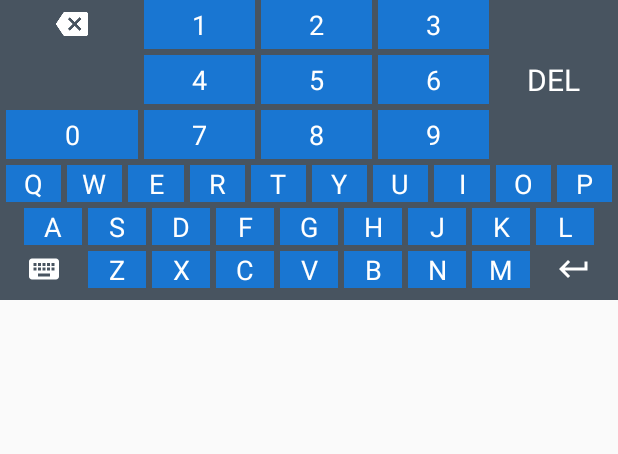
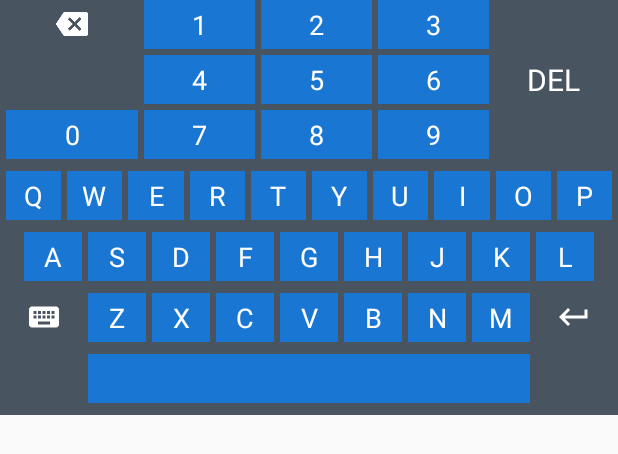
Before and after one commit to cvdigitalcreative/DataMatelKita, an Android app: the layout customkeyboard2.xml on its own in the app's theme, with its tools: preview values and no code run, on a phone screen of 412 x 824 dp. Shown: the top 454 px of the screen. Run offline under Robolectric (Android 15) with nearby library versions, the phone set to English and light mode, and no system bars.

Commit message:
Add spacebar on keyboard 2

```diff
--- a/app/src/main/res/layout/customkeyboard2.xml
+++ b/app/src/main/res/layout/customkeyboard2.xml
@@ -290,9 +290,10 @@
         android:layout_width="0dp"
         android:layout_height="wrap_content"
         android:layout_marginStart="4dp"
-        android:layout_marginTop="4dp"
+        android:layout_marginTop="8dp"
         android:background="@color/bgKeyboardBlue"
         android:orientation="vertical"
+        android:padding="@dimen/padding_vertical"
         app:layout_constraintEnd_toStartOf="@+id/btn_w"
         app:layout_constraintHorizontal_weight="1"
         app:layout_constraintStart_toStartOf="parent"
@@ -312,13 +313,13 @@
         android:layout_width="0dp"
         android:layout_height="wrap_content"
         android:layout_marginStart="4dp"
-        android:layout_marginTop="4dp"
         android:background="@color/bgKeyboardBlue"
         android:orientation="vertical"
+        android:padding="@dimen/padding_vertical"
         app:layout_constraintEnd_toStartOf="@+id/btn_e"
         app:layout_constraintHorizontal_weight="1"
         app:layout_constraintStart_toEndOf="@id/btn_q"
-        app:layout_constraintTop_toBottomOf="@id/btn_0">
+        app:layout_constraintTop_toTopOf="@+id/btn_q">
 
         <TextView
             android:layout_width="match_parent"
@@ -334,13 +335,13 @@
         android:layout_width="0dp"
         android:layout_height="wrap_content"
         android:layout_marginStart="4dp"
-        android:layout_marginTop="4dp"
         android:background="@color/bgKeyboardBlue"
         android:orientation="vertical"
+        android:padding="@dimen/padding_vertical"
         app:layout_constraintEnd_toStartOf="@+id/btn_r"
         app:layout_constraintHorizontal_weight="1"
         app:layout_constraintStart_toEndOf="@id/btn_w"
-        app:layout_constraintTop_toBottomOf="@id/btn_0">
+        app:layout_constraintTop_toTopOf="@+id/btn_q">
 
         <TextView
             android:layout_width="match_parent"
@@ -356,13 +357,13 @@
         android:layout_width="0dp"
         android:layout_height="wrap_content"
         android:layout_marginStart="4dp"
-        android:layout_marginTop="4dp"
         android:background="@color/bgKeyboardBlue"
         android:orientation="vertical"
+        android:padding="@dimen/padding_vertical"
         app:layout_constraintEnd_toStartOf="@+id/btn_t"
         app:layout_constraintHorizontal_weight="1"
         app:layout_constraintStart_toEndOf="@id/btn_e"
-        app:layout_constraintTop_toBottomOf="@id/btn_0">
+        app:layout_constraintTop_toTopOf="@+id/btn_q">
 
         <TextView
             android:layout_width="match_parent"
@@ -378,13 +379,13 @@
         android:layout_width="0dp"
         android:layout_height="wrap_content"
         android:layout_marginStart="4dp"
-        android:layout_marginTop="4dp"
         android:background="@color/bgKeyboardBlue"
         android:orientation="vertical"
+        android:padding="@dimen/padding_vertical"
         app:layout_constraintEnd_toStartOf="@+id/btn_y"
         app:layout_constraintHorizontal_weight="1"
         app:layout_constraintStart_toEndOf="@id/btn_r"
-        app:layout_constraintTop_toBottomOf="@id/btn_0">
+        app:layout_constraintTop_toTopOf="@+id/btn_q">
 
         <TextView
             android:layout_width="match_parent"
@@ -400,13 +401,13 @@
         android:layout_width="0dp"
         android:layout_height="wrap_content"
         android:layout_marginStart="4dp"
-        android:layout_marginTop="4dp"
         android:background="@color/bgKeyboardBlue"
         android:orientation="vertical"
+        android:padding="@dimen/padding_vertical"
         app:layout_constraintEnd_toStartOf="@+id/btn_u"
         app:layout_constraintHorizontal_weight="1"
         app:layout_constraintStart_toEndOf="@id/btn_t"
-        app:layout_constraintTop_toBottomOf="@id/btn_0">
+        app:layout_constraintTop_toTopOf="@+id/btn_q">
 
         <TextView
             android:layout_width="match_parent"
@@ -422,13 +423,13 @@
         android:layout_width="0dp"
         android:layout_height="wrap_content"
         android:layout_marginStart="4dp"
-        android:layout_marginTop="4dp"
         android:background="@color/bgKeyboardBlue"
         android:orientation="vertical"
+        android:padding="@dimen/padding_vertical"
         app:layout_constraintEnd_toStartOf="@+id/btn_i"
         app:layout_constraintHorizontal_weight="1"
         app:layout_constraintStart_toEndOf="@id/btn_y"
-        app:layout_constraintTop_toBottomOf="@id/btn_0">
+        app:layout_constraintTop_toTopOf="@+id/btn_q">
 
         <TextView
             android:layout_width="match_parent"
@@ -444,13 +445,13 @@
         android:layout_width="0dp"
         android:layout_height="wrap_content"
         android:layout_marginStart="4dp"
-        android:layout_marginTop="4dp"
         android:background="@color/bgKeyboardBlue"
         android:orientation="vertical"
+        android:padding="@dimen/padding_vertical"
         app:layout_constraintEnd_toStartOf="@+id/btn_o"
         app:layout_constraintHorizontal_weight="1"
         app:layout_constraintStart_toEndOf="@id/btn_u"
-        app:layout_constraintTop_toBottomOf="@id/btn_0">
+        app:layout_constraintTop_toTopOf="@+id/btn_q">
 
         <TextView
             android:layout_width="match_parent"
@@ -466,13 +467,13 @@
         android:layout_width="0dp"
         android:layout_height="wrap_content"
         android:layout_marginStart="4dp"
-        android:layout_marginTop="4dp"
         android:background="@color/bgKeyboardBlue"
         android:orientation="vertical"
+        android:padding="@dimen/padding_vertical"
         app:layout_constraintEnd_toStartOf="@id/btn_p"
         app:layout_constraintHorizontal_weight="1"
         app:layout_constraintStart_toEndOf="@id/btn_i"
-        app:layout_constraintTop_toBottomOf="@id/btn_0">
+        app:layout_constraintTop_toTopOf="@+id/btn_q">
 
         <TextView
             android:layout_width="match_parent"
@@ -488,14 +489,14 @@
         android:layout_width="0dp"
         android:layout_height="wrap_content"
         android:layout_marginStart="4dp"
-        android:layout_marginTop="4dp"
         android:layout_marginEnd="4dp"
         android:background="@color/bgKeyboardBlue"
         android:orientation="vertical"
+        android:padding="@dimen/padding_vertical"
         app:layout_constraintEnd_toEndOf="parent"
         app:layout_constraintHorizontal_weight="1"
         app:layout_constraintStart_toEndOf="@id/btn_o"
-        app:layout_constraintTop_toBottomOf="@id/btn_0">
+        app:layout_constraintTop_toTopOf="@+id/btn_q">
 
         <TextView
             android:layout_width="match_parent"
@@ -511,9 +512,10 @@
         android:layout_width="0dp"
         android:layout_height="wrap_content"
         android:layout_marginStart="16dp"
-        android:layout_marginTop="4dp"
+        android:layout_marginTop="8dp"
         android:background="@color/bgKeyboardBlue"
         android:orientation="vertical"
+        android:padding="@dimen/padding_vertical"
         app:layout_constraintEnd_toStartOf="@+id/btn_s"
         app:layout_constraintHorizontal_weight="1"
         app:layout_constraintStart_toStartOf="parent"
@@ -535,6 +537,7 @@
         android:layout_marginStart="4dp"
         android:background="@color/bgKeyboardBlue"
         android:orientation="vertical"
+        android:padding="@dimen/padding_vertical"
         app:layout_constraintEnd_toStartOf="@+id/btn_d"
         app:layout_constraintHorizontal_weight="1"
         app:layout_constraintStart_toEndOf="@id/btn_a"
@@ -556,6 +559,7 @@
         android:layout_marginStart="4dp"
         android:background="@color/bgKeyboardBlue"
         android:orientation="vertical"
+        android:padding="@dimen/padding_vertical"
         app:layout_constraintEnd_toStartOf="@+id/btn_f"
         app:layout_constraintHorizontal_weight="1"
         app:layout_constraintStart_toEndOf="@id/btn_s"
@@ -577,6 +581,7 @@
         android:layout_marginStart="4dp"
         android:background="@color/bgKeyboardBlue"
         android:orientation="vertical"
+        android:padding="@dimen/padding_vertical"
         app:layout_constraintEnd_toStartOf="@+id/btn_g"
         app:layout_constraintHorizontal_weight="1"
         app:layout_constraintStart_toEndOf="@id/btn_d"
@@ -598,6 +603,7 @@
         android:layout_marginStart="4dp"
         android:background="@color/bgKeyboardBlue"
         android:orientation="vertical"
+        android:padding="@dimen/padding_vertical"
         app:layout_constraintEnd_toStartOf="@+id/btn_h"
         app:layout_constraintHorizontal_weight="1"
         app:layout_constraintStart_toEndOf="@id/btn_f"
@@ -619,6 +625,7 @@
         android:layout_marginStart="4dp"
         android:background="@color/bgKeyboardBlue"
         android:orientation="vertical"
+        android:padding="@dimen/padding_vertical"
         app:layout_constraintEnd_toStartOf="@+id/btn_j"
         app:layout_constraintHorizontal_weight="1"
         app:layout_constraintStart_toEndOf="@id/btn_g"
@@ -640,6 +647,7 @@
         android:layout_marginStart="4dp"
         android:background="@color/bgKeyboardBlue"
         android:orientation="vertical"
+        android:padding="@dimen/padding_vertical"
         app:layout_constraintEnd_toStartOf="@+id/btn_k"
         app:layout_constraintHorizontal_weight="1"
         app:layout_constraintStart_toEndOf="@id/btn_h"
@@ -661,6 +669,7 @@
         android:layout_marginStart="4dp"
         android:background="@color/bgKeyboardBlue"
         android:orientation="vertical"
+        android:padding="@dimen/padding_vertical"
         app:layout_constraintEnd_toStartOf="@+id/btn_l"
         app:layout_constraintHorizontal_weight="1"
         app:layout_constraintStart_toEndOf="@id/btn_j"
@@ -683,6 +692,7 @@
         android:layout_marginEnd="16dp"
         android:background="@color/bgKeyboardBlue"
         android:orientation="vertical"
+        android:padding="@dimen/padding_vertical"
         app:layout_constraintEnd_toEndOf="parent"
         app:layout_constraintHorizontal_weight="1"
         app:layout_constraintStart_toEndOf="@id/btn_k"
@@ -702,9 +712,10 @@
         android:layout_width="0dp"
         android:layout_height="wrap_content"
         android:layout_marginStart="4dp"
-        android:layout_marginTop="4dp"
+        android:layout_marginTop="8dp"
         android:layout_marginEnd="4dp"
         android:orientation="vertical"
+        android:padding="@dimen/padding_vertical"
         app:layout_constraintEnd_toStartOf="@+id/btn_z"
         app:layout_constraintHorizontal_weight="1"
         app:layout_constraintStart_toStartOf="parent"
@@ -720,10 +731,9 @@
         android:id="@+id/btn_z"
         android:layout_width="0dp"
         android:layout_height="wrap_content"
-        android:layout_marginBottom="8dp"
         android:background="@color/bgKeyboardBlue"
         android:orientation="vertical"
-        app:layout_constraintBottom_toBottomOf="parent"
+        android:padding="@dimen/padding_vertical"
         app:layout_constraintEnd_toStartOf="@+id/btn_x"
         app:layout_constraintHorizontal_weight="1"
         app:layout_constraintStart_toStartOf="@+id/btn_s"
@@ -745,6 +755,7 @@
         android:layout_marginStart="4dp"
         android:background="@color/bgKeyboardBlue"
         android:orientation="vertical"
+        android:padding="@dimen/padding_vertical"
         app:layout_constraintEnd_toStartOf="@+id/btn_c"
         app:layout_constraintHorizontal_weight="1"
         app:layout_constraintStart_toEndOf="@id/btn_z"
@@ -766,6 +777,7 @@
         android:layout_marginStart="4dp"
         android:background="@color/bgKeyboardBlue"
         android:orientation="vertical"
+        android:padding="@dimen/padding_vertical"
         app:layout_constraintEnd_toStartOf="@+id/btn_v"
         app:layout_constraintHorizontal_weight="1"
         app:layout_constraintStart_toEndOf="@id/btn_x"
@@ -787,6 +799,7 @@
         android:layout_marginStart="4dp"
         android:background="@color/bgKeyboardBlue"
         android:orientation="vertical"
+        android:padding="@dimen/padding_vertical"
         app:layout_constraintEnd_toStartOf="@+id/btn_b"
         app:layout_constraintHorizontal_weight="1"
         app:layout_constraintStart_toEndOf="@id/btn_c"
@@ -808,6 +821,7 @@
         android:layout_marginStart="4dp"
         android:background="@color/bgKeyboardBlue"
         android:orientation="vertical"
+        android:padding="@dimen/padding_vertical"
         app:layout_constraintEnd_toStartOf="@+id/btn_n"
         app:layout_constraintHorizontal_weight="1"
         app:layout_constraintStart_toEndOf="@id/btn_v"
@@ -829,6 +843,7 @@
         android:layout_marginStart="4dp"
         android:background="@color/bgKeyboardBlue"
         android:orientation="vertical"
+        android:padding="@dimen/padding_vertical"
         app:layout_constraintEnd_toStartOf="@+id/btn_m"
         app:layout_constraintHorizontal_weight="1"
         app:layout_constraintStart_toEndOf="@id/btn_b"
@@ -850,6 +865,7 @@
         android:layout_marginStart="4dp"
         android:background="@color/bgKeyboardBlue"
         android:orientation="vertical"
+        android:padding="@dimen/padding_vertical"
         app:layout_constraintEnd_toEndOf="@+id/btn_k"
         app:layout_constraintHorizontal_weight="1"
         app:layout_constraintStart_toEndOf="@id/btn_n"
@@ -871,6 +887,7 @@
         android:layout_marginStart="4dp"
         android:layout_marginEnd="4dp"
         android:orientation="vertical"
+        android:padding="@dimen/padding_vertical"
         app:layout_constraintEnd_toEndOf="parent"
         app:layout_constraintHorizontal_weight="1"
         app:layout_constraintStart_toEndOf="@+id/btn_m"
@@ -882,4 +899,26 @@
             android:src="@drawable/ic_keyboard_return_white" />
     </LinearLayout>
 
+    <LinearLayout
+        android:id="@+id/btn_space"
+        android:layout_width="0dp"
+        android:layout_height="wrap_content"
+        android:layout_marginTop="8dp"
+        android:layout_marginBottom="8dp"
+        android:background="@color/bgKeyboardBlue"
+        android:orientation="vertical"
+        android:padding="@dimen/padding_vertical"
+        app:layout_constraintBottom_toBottomOf="parent"
+        app:layout_constraintEnd_toEndOf="@+id/btn_m"
+        app:layout_constraintStart_toStartOf="@+id/btn_z"
+        app:layout_constraintTop_toBottomOf="@+id/btn_v">
+
+        <TextView
+            android:layout_width="match_parent"
+            android:layout_height="wrap_content"
+            android:textAlignment="center"
+            android:textColor="@color/keyboardTextcolor"
+            android:textSize="18sp" />
+    </LinearLayout>
+
 </android.support.constraint.ConstraintLayout>
```
